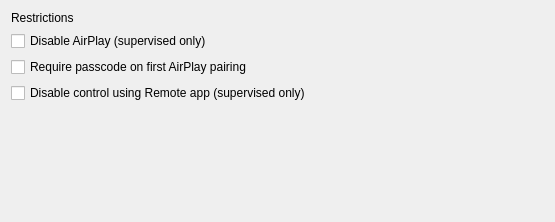
Qt form FWAdminLib/Configurator/RestrictionsTVOSForm.ui (fw-dev/translations) before a commit.
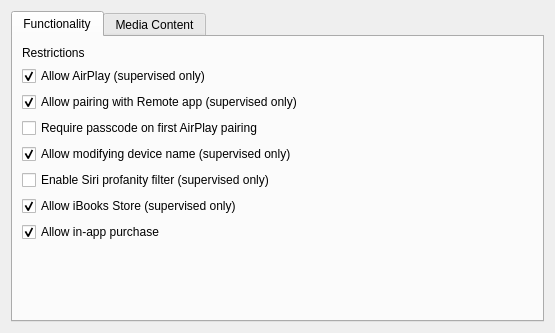
The same form after that commit. Custom widgets are drawn as their Qt base class.

Patch:
```diff
--- a/FWAdminLib/Configurator/RestrictionsTVOSForm.ui
+++ b/FWAdminLib/Configurator/RestrictionsTVOSForm.ui
@@ -7,13 +7,23 @@
     <x>0</x>
     <y>0</y>
     <width>555</width>
-    <height>222</height>
+    <height>333</height>
    </rect>
   </property>
   <property name="windowTitle">
    <string>Form</string>
   </property>
-  <layout class="QVBoxLayout" name="verticalLayout_4" stretch="0,0,0,0,0">
+  <layout class="QVBoxLayout" name="verticalLayout_2">
+   <item>
+    <widget class="QTabWidget" name="tabWidget">
+     <property name="currentIndex">
+      <number>0</number>
+     </property>
+     <widget class="QWidget" name="functionalityTab">
+      <attribute name="title">
+       <string>Functionality</string>
+      </attribute>
+      <layout class="QVBoxLayout" name="verticalLayout">
    <item>
     <widget class="QLabel" name="labelRestrictions">
      <property name="text">
@@ -22,9 +32,22 @@
     </widget>
    </item>
    <item>
-    <widget class="QCheckBox" name="checkBoxDisableAirPlay">
+        <widget class="QCheckBox" name="checkBoxAllowAirPlay">
      <property name="text">
-      <string>Disable AirPlay (supervised only)</string>
+          <string>Allow AirPlay (supervised only)</string>
+         </property>
+         <property name="checked">
+          <bool>true</bool>
+         </property>
+        </widget>
+       </item>
+       <item>
+        <widget class="QCheckBox" name="checkBoxAllowControlUsingRemoteApp">
+         <property name="text">
+          <string>Allow pairing with Remote app (supervised only)</string>
+         </property>
+         <property name="checked">
+          <bool>true</bool>
      </property>
     </widget>
    </item>
@@ -36,12 +59,45 @@
     </widget>
    </item>
    <item>
-    <widget class="QCheckBox" name="checkBoxDisableControlUsingRemoteApp">
+        <widget class="QCheckBox" name="checkBoxAllowModifyingName">
      <property name="text">
-      <string>Disable control using Remote app (supervised only)</string>
-     </property>
-    </widget>
-   </item>
+          <string>Allow modifying device name (supervised only)</string>
+         </property>
+         <property name="checked">
+          <bool>true</bool>
+         </property>
+        </widget>
+       </item>
+       <item>
+        <widget class="QCheckBox" name="checkBoxEnableSiriProfanityFilter">
+         <property name="text">
+          <string>Enable Siri profanity filter (supervised only)</string>
+         </property>
+        </widget>
+       </item>
+       <item>
+        <widget class="QCheckBox" name="checkBoxAllowBookstore">
+         <property name="text">
+          <string>Allow iBooks Store (supervised only)</string>
+         </property>
+         <property name="checked">
+          <bool>true</bool>
+         </property>
+        </widget>
+       </item>
+       <item>
+        <widget class="QCheckBox" name="checkBoxAllowInAppPurchase">
+         <property name="text">
+          <string>Allow in-app purchase</string>
+         </property>
+         <property name="checked">
+          <bool>true</bool>
+         </property>
+        </widget>
+       </item>
+       <item>
+        <widget class="RestrictAppUsageWidget" name="widgetRestrictAppUsage" native="true"/>
+       </item>
    <item>
     <spacer name="verticalSpacer">
      <property name="orientation">
@@ -49,14 +105,64 @@
      </property>
      <property name="sizeHint" stdset="0">
       <size>
+           <width>17</width>
+           <height>114</height>
+          </size>
+         </property>
+        </spacer>
+       </item>
+      </layout>
+      <zorder>checkBoxAllowModifyingName</zorder>
+      <zorder>checkBoxAllowControlUsingRemoteApp</zorder>
+      <zorder>checkBoxRequirePasscodeOnFirstAirPlayPairing</zorder>
+      <zorder>labelRestrictions</zorder>
+      <zorder>widgetRestrictAppUsage</zorder>
+      <zorder>checkBoxAllowAirPlay</zorder>
+      <zorder>checkBoxEnableSiriProfanityFilter</zorder>
+      <zorder>checkBoxAllowBookstore</zorder>
+      <zorder>checkBoxAllowInAppPurchase</zorder>
+     </widget>
+     <widget class="QWidget" name="mediaContentTab">
+      <attribute name="title">
+       <string>Media Content</string>
+      </attribute>
+      <layout class="QVBoxLayout" name="verticalLayout_3">
+       <item>
+        <widget class="RestrictionsMediaContentWidget" name="mediaContentWidget" native="true"/>
+       </item>
+       <item>
+        <spacer name="verticalSpacer_2">
+         <property name="orientation">
+          <enum>Qt::Vertical</enum>
+         </property>
+         <property name="sizeHint" stdset="0">
+          <size>
        <width>20</width>
-       <height>40</height>
+           <height>248</height>
       </size>
      </property>
     </spacer>
    </item>
   </layout>
  </widget>
+    </widget>
+   </item>
+  </layout>
+ </widget>
+ <customwidgets>
+  <customwidget>
+   <class>RestrictAppUsageWidget</class>
+   <extends>QWidget</extends>
+   <header>FWAdminLib/Configurator/RestrictAppUsageWidget.h</header>
+   <container>1</container>
+  </customwidget>
+  <customwidget>
+   <class>RestrictionsMediaContentWidget</class>
+   <extends>QWidget</extends>
+   <header>FWAdminLib/Configurator/RestrictionsMediaContentWidget.h</header>
+   <container>1</container>
+  </customwidget>
+ </customwidgets>
  <resources/>
  <connections/>
 </ui>
```
Lines whose indentation alone changed are shown as unchanged.
